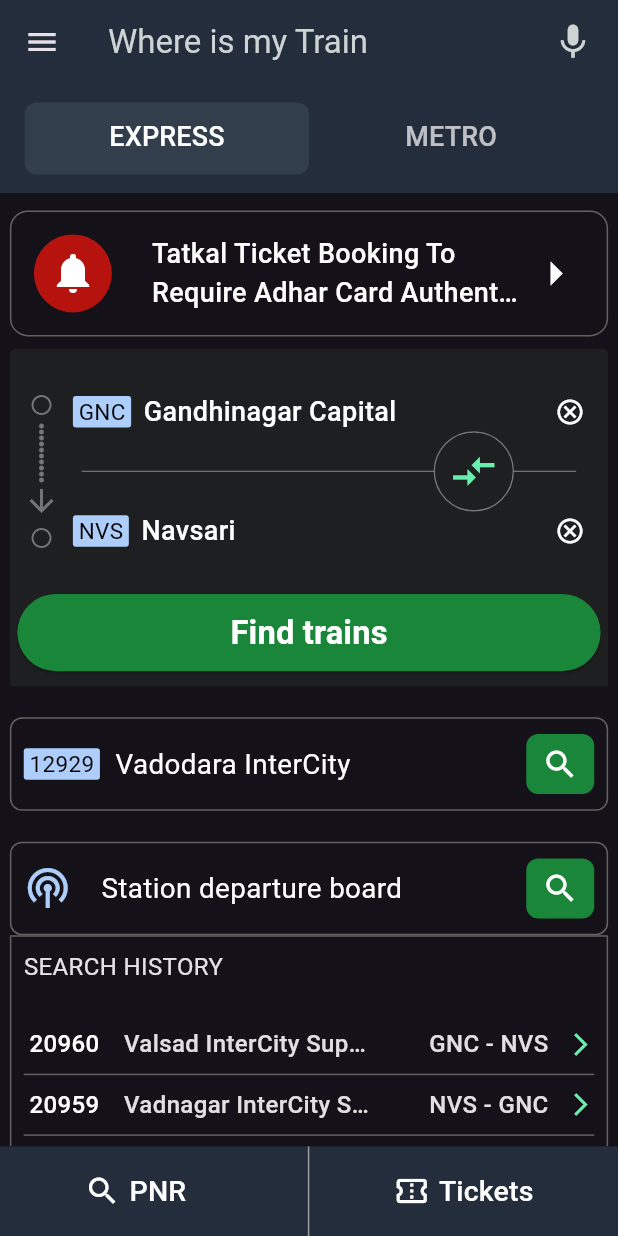
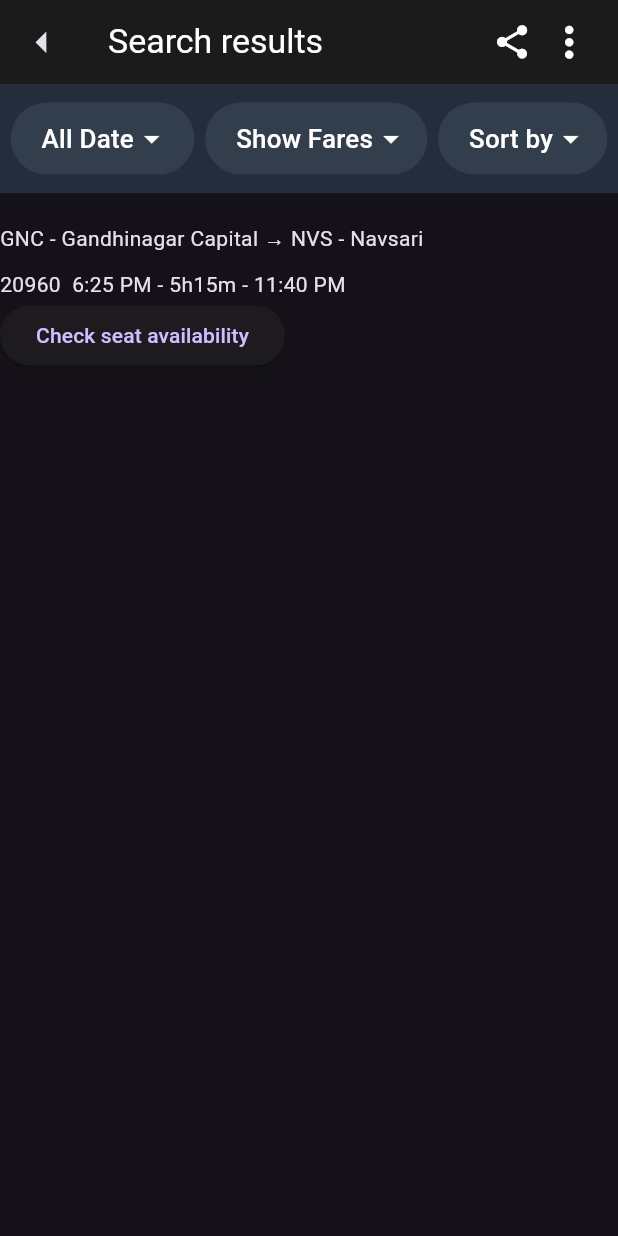
Before and after one commit to AnshMNSoni/Where-is-my-Train-Clone, a Flutter app: the screen it shows after launch, after a tap on "Find trains", on a phone screen of 412 x 824 dp. Run offline on Flutter 3.47's test engine with Material 3 defaults, Android fonts, the phone set to English and light mode, and no system bars; our stand-ins replace animated_splash_screen.

Commit message:
start search result section inside find my train

```diff
--- a/app_clone/lib/pages/appdrawer.dart
+++ b/app_clone/lib/pages/appdrawer.dart
@@ -25,6 +25,8 @@ class _AppDrawerState extends State<AppDrawer> {
 
   @override
   Widget build(BuildContext context) {
+    final w = MediaQuery.of(context).size.width;
+
     return Drawer(
       elevation: 0,
       shadowColor: Colors.black,
@@ -62,7 +64,7 @@ class _AppDrawerState extends State<AppDrawer> {
                               "Where is my Train",
                               style: TextStyle(
                                 color: Colors.white,
-                                fontSize: 22,
+                                fontSize: w * 0.055,
                                 fontWeight: FontWeight.w500,
                               ),
                             ),
--- a/app_clone/lib/pages/express.dart
+++ b/app_clone/lib/pages/express.dart
@@ -1,3 +1,4 @@
+import 'package:app_clone/pages/trainroutes.dart';
 import 'package:app_clone/utils/colors.dart';
 import 'package:flutter/material.dart';
 import 'package:app_clone/pages/traveljourney.dart';
@@ -93,7 +94,12 @@ class _ExpressPageState extends State<ExpressPage> {
               width: w,
               padding: EdgeInsets.only(left: 5, right: 5, bottom: 10),
               child: ElevatedButton(
-                onPressed: () {},
+                onPressed: () {
+                  Navigator.push(
+                    context,
+                    MaterialPageRoute(builder: (context) => TrainRoutePage())
+                  );
+                },
                 style: ElevatedButton.styleFrom(
                   backgroundColor: AppColors.buttonColor,
                   padding: EdgeInsets.only(top: w * 0.025, bottom: w * 0.025),
--- a/app_clone/lib/pages/metro.dart
+++ b/app_clone/lib/pages/metro.dart
@@ -16,7 +16,9 @@ class _MetroPageState extends State<MetroPage> {
     final w = MediaQuery.of(context).size.width;
     List<String> _cityList = ["From Station", "", "To Station"];
 
-    return Column(
+    return Padding(
+      padding: EdgeInsets.all(w * 0.02),
+      child: Column(
         children: [
           Container(
             padding: EdgeInsets.only(top: w * 0.05, bottom: w * 0.05),
@@ -44,7 +46,11 @@ class _MetroPageState extends State<MetroPage> {
                       SizedBox(height: w * 0.01),
 
                       for (int dot = 0; dot <= 9; dot++)
-                      Icon(Icons.circle, size: 4, color: Colors.grey.shade600),
+                        Icon(
+                          Icons.circle,
+                          size: 4,
+                          color: Colors.grey.shade600,
+                        ),
 
                       Icon(Icons.arrow_downward, color: Colors.grey.shade600),
 
@@ -193,6 +199,7 @@ class _MetroPageState extends State<MetroPage> {
             ),
           ),
         ],
+      ),
     );
   }
 }
--- /dev/null
+++ b/app_clone/lib/pages/trainroutes.dart
@@ -0,0 +1,239 @@
+import 'package:flutter/material.dart';
+import 'package:app_clone/utils/colors.dart';
+
+class TrainRoutePage extends StatefulWidget {
+  const TrainRoutePage({super.key});
+
+  @override
+  State<TrainRoutePage> createState() => _TrainRoutePageState();
+}
+
+class _TrainRoutePageState extends State<TrainRoutePage> {
+  String selectedDate = 'All Dates';
+  String selectedRoute = 'GNC - Gandhinagar Capital → NVS - Navsari';
+
+  List<String> radioTilesList = ['All Dates', 'Today', 'Tomorrow', 'Yesterday'];
+
+  @override
+  Widget build(BuildContext context) {
+    final double w = MediaQuery.of(context).size.width;
+    final double h = MediaQuery.of(context).size.height;
+
+    return Scaffold(
+      appBar: AppBar(
+        leading: Icon(Icons.arrow_left, size: w * 0.08),
+        title: Row(
+          mainAxisAlignment: MainAxisAlignment.spaceBetween,
+          children: [
+            Text(
+              "Search results",
+              style: TextStyle(
+                color: Colors.white,
+                fontSize: w * 0.055,
+                fontWeight: FontWeight.w400,
+              ),
+            ),
+            Row(
+              children: [
+                Icon(Icons.share, size: w * 0.065, color: Colors.white),
+                SizedBox(width: w * 0.02),
+                Icon(Icons.more_vert, size: w * 0.08, color: Colors.white),
+              ],
+            ),
+          ],
+        ),
+        backgroundColor: Color(0xFF1b1b1b),
+      ),
+      body: Column(
+        crossAxisAlignment: CrossAxisAlignment.start,
+        children: [
+          Container(
+            decoration: BoxDecoration(color: Color(0xFF232d3c)),
+            child: Row(
+              mainAxisAlignment: MainAxisAlignment.spaceEvenly,
+              children: [
+                // All Dates DropDown
+                Container(
+                  decoration: BoxDecoration(
+                    color: Color(0xFF323e4c),
+                    borderRadius: BorderRadius.circular(40),
+                  ),
+                  margin: EdgeInsets.only(top: h * 0.015, bottom: h * 0.015),
+                  padding: EdgeInsets.only(left: w * 0.05, right: w * 0.04),
+                  child: DropdownButton<String>(
+                    underline: SizedBox.shrink(),
+                    dropdownColor: Color(0xFF1c1c1c),
+                    iconEnabledColor: Colors.white,
+                    iconDisabledColor: Colors.grey.shade600,
+                    value: 'All Date',
+                    items: <String>['All Date'].map((String value) {
+                      return DropdownMenuItem<String>(
+                        value: value,
+                        child: Text(
+                          value,
+                          style: TextStyle(
+                            color: Colors.white,
+                            fontSize: w * 0.042,
+                          ),
+                        ),
+                      );
+                    }).toList(),
+                    onChanged: (_) {
+                      _showDatePickerDialog(context);
+                    },
+                  ),
+                ),
+
+                // Show Fares DropDown
+                Container(
+                  decoration: BoxDecoration(
+                    color: Color(0xFF323e4c),
+                    borderRadius: BorderRadius.circular(40),
+                  ),
+                  margin: EdgeInsets.only(top: h * 0.015, bottom: h * 0.015),
+                  padding: EdgeInsets.only(left: w * 0.05, right: w * 0.03),
+                  child: DropdownButton<String>(
+                    underline: SizedBox.shrink(),
+                    dropdownColor: Color(0xFF1c1c1c),
+                    iconEnabledColor: Colors.white,
+                    iconDisabledColor: Colors.grey.shade600,
+                    value: 'Show Fares',
+                    items: <String>['Show Fares'].map((String value) {
+                      return DropdownMenuItem<String>(
+                        value: value,
+                        child: Text(
+                          value,
+                          style: TextStyle(
+                            color: Colors.white,
+                            fontSize: w * 0.042,
+                          ),
+                        ),
+                      );
+                    }).toList(),
+                    onChanged: (_) {
+                      _showDatePickerDialog(context);
+                    },
+                  ),
+                ),
+
+                // Sort by DropDown
+                Container(
+                  decoration: BoxDecoration(
+                    color: Color(0xFF323e4c),
+                    borderRadius: BorderRadius.circular(40),
+                  ),
+                  margin: EdgeInsets.only(top: h * 0.015, bottom: h * 0.015),
+                  padding: EdgeInsets.only(left: w * 0.05, right: w * 0.03),
+                  child: DropdownButton<String>(
+                    underline: SizedBox.shrink(),
+                    dropdownColor: Color(0xFF1c1c1c),
+                    iconEnabledColor: Colors.white,
+                    iconDisabledColor: Colors.grey.shade600,
+                    value: 'Sort by',
+                    items: <String>['Sort by'].map((String value) {
+                      return DropdownMenuItem<String>(
+                        value: value,
+                        child: Text(
+                          value,
+                          style: TextStyle(
+                            color: Colors.white,
+                            fontSize: w * 0.042,
+                          ),
+                        ),
+                      );
+                    }).toList(),
+                    onChanged: (_) {
+                      _showDatePickerDialog(context);
+                    },
+                  ),
+                ),
+              ],
+            ),
+          ),
+          SizedBox(height: 20),
+          Text(selectedRoute),
+          SizedBox(height: 10),
+          Text('20960  6:25 PM - 5h15m - 11:40 PM'),
+          ElevatedButton(
+            onPressed: () {},
+            child: Text('Check seat availability'),
+          ),
+        ],
+      ),
+    );
+  }
+
+  void _showDatePickerDialog(BuildContext context) {
+    final double w = MediaQuery.of(context).size.width;
+    final double h = MediaQuery.of(context).size.height;
+
+    showDialog(
+      context: context,
+      builder: (context) {
+        return AlertDialog(
+          alignment: Alignment.center,
+          titlePadding: EdgeInsetsGeometry.all(0),
+          contentPadding: EdgeInsetsGeometry.all(0),
+          backgroundColor: Color(0xFF1e1f21),
+          title: Container(
+            padding: EdgeInsets.only(
+              left: w * 0.05,
+              right: w * 0.05,
+              top: h * 0.025,
+              bottom: h * 0.025,
+            ),
+            decoration: BoxDecoration(
+              color: Color(0xFF222e3d),
+              borderRadius: BorderRadius.only(
+                topLeft: Radius.circular(w * 0.05),
+                topRight: Radius.circular(w * 0.05),
+              ),
+            ),
+            child: Text(
+              'Choose the date when the train starts from Gandhinagar Capital',
+              style: TextStyle(
+                fontSize: w * 0.045,
+                fontWeight: FontWeight.w500,
+              ),
+            ),
+          ),
+          content: Column(
+            mainAxisSize: MainAxisSize.min,
+            children: [
+              for (int tile = 0; tile < 4; tile++)
+                RadioListTile<String>(
+                  tileColor: Color(0xFF1e1f21),
+                  selectedTileColor: Colors.black,
+                  activeColor: Colors.blue,
+                  title: Text(radioTilesList[tile]),
+                  value: radioTilesList[tile],
+                  groupValue: selectedDate,
+                  onChanged: (value) {
+                    setState(() {
+                      selectedDate = value!;
+                    });
+                    Navigator.pop(context);
+                  },
+                ),
+            ],
+          ),
+          actions: [
+            Divider(color: Colors.grey.shade700, height: w * 0.02),
+
+            Center(
+              child: TextButton(
+                onPressed: () {
+                  Navigator.pop(context);
+                },
+                child: Text(
+                  'Cancel',
+                  style: TextStyle(color: Colors.white, fontSize: w * 0.04),
+                ),
+              ),
+            ),
+          ],
+        );
+      },
+    );
+  }
+}
```
Lines whose indentation alone changed are shown as unchanged.
